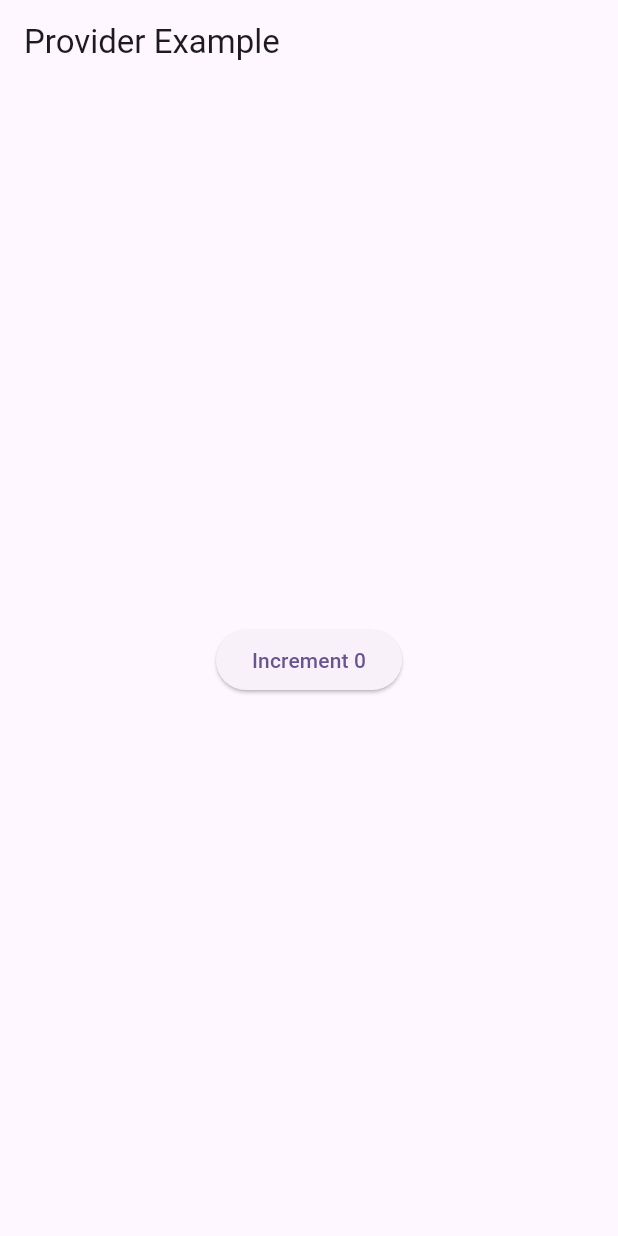
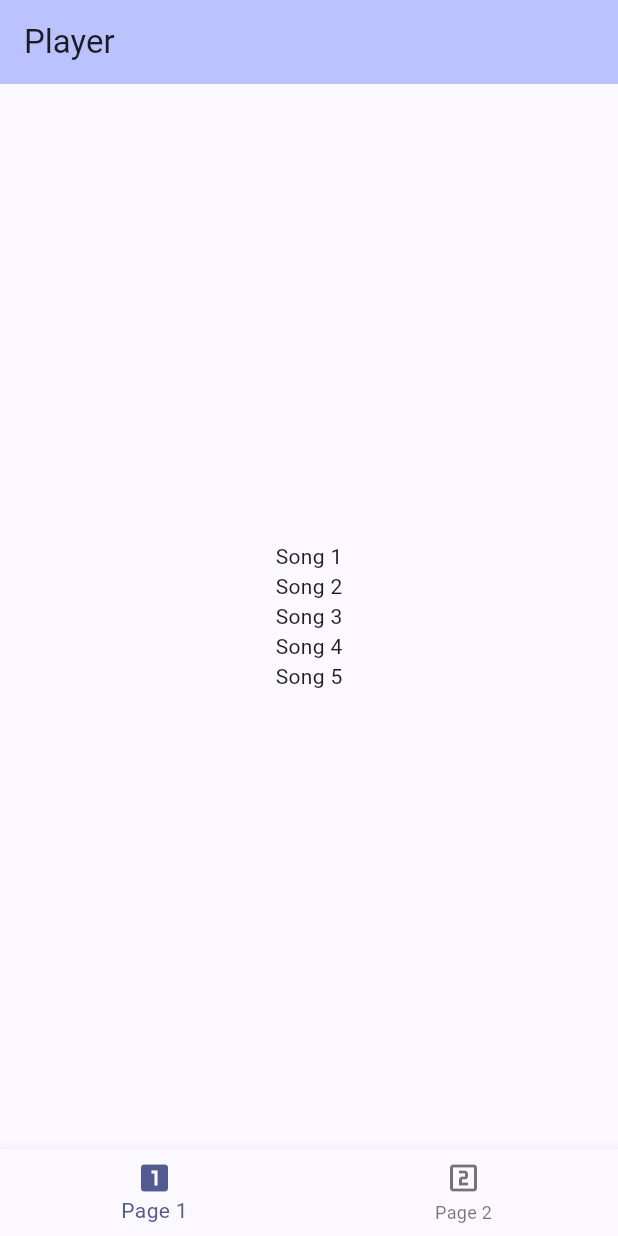
Before and after one commit to Austine0829/flutter-playground, a Flutter app: the screen it shows after launch, on a phone screen of 412 x 824 dp. Run offline on Flutter 3.47's test engine with Material 3 defaults, Android fonts, the phone set to English and light mode, and no system bars; our stand-ins replace hive_ce, hive_ce_flutter, just_audio, permission_handler, sqflite; accounts and stored records are empty.

Commit message:
add examples

```diff
--- a/audio_playground/pubspec.yaml
+++ b/audio_playground/pubspec.yaml
@@ -36,6 +36,7 @@ dependencies:
   cupertino_icons: ^1.0.8
   just_audio: ^0.10.5
   permission_handler: ^12.0.1
+  path: ^1.9.1
 
 dev_dependencies:
   flutter_test:
--- a/provider_playground/lib/main.dart
+++ b/provider_playground/lib/main.dart
@@ -1,68 +1,192 @@
 import 'package:flutter/material.dart';
 import 'package:provider/provider.dart';
 import 'package:provider_playground/services/counter_service.dart';
+import 'package:provider_playground/services/i_player_service.dart';
+import 'package:provider_playground/services/player_service.dart';
+import 'package:provider_playground/view%20models/counter_view_model.dart';
+import 'package:provider_playground/view%20models/player_view_model.dart';
+import 'package:provider_playground/view%20models/queue_view_model.dart';
 
 void main() {
   runApp(
     MultiProvider(
       providers: [
         Provider(create: (_) => CounterService()),
+        ChangeNotifierProvider(create: (_) => PlayerService()),
+        ChangeNotifierProvider(create: (context) => CounterViewModel(counterService: context.read<CounterService>())),
+        // ChangeNotifierProxyProvider<PlayerService, PlayerViewModel>(
+        //   create: (context) => PlayerViewModel(context.read<PlayerService>()),
+        //   update: (context, playerService, viewModel) => viewModel ?? PlayerViewModel(playerService)
+        // ),
+        // ChangeNotifierProxyProvider<PlayerService, QueueViewModel>(
+        //   create: (context) => QueueViewModel(context.read<PlayerService>()),
+        //   update: (context, playerService, viewModel) => viewModel ?? QueueViewModel(playerService)
+        // )
+        ChangeNotifierProvider(create: (context) => PlayerViewModel(context.read<PlayerService>())),
+        ChangeNotifierProvider(create: (context) => QueueViewModel(context.read<PlayerService>()))
       ],
       child: MyApp(),
     ),
   );
 }
+
+
 class MyApp extends StatelessWidget {
   const MyApp({super.key});
 
-  // This widget is the root of your application.
   @override
   Widget build(BuildContext context) {
     return MaterialApp(
-      title: 'Flutter Demo',
+      title: 'Bottom Nav Demo',
+      debugShowCheckedModeBanner: false,
       theme: ThemeData(
-        colorScheme: .fromSeed(seedColor: Colors.deepPurple),
+        colorScheme: ColorScheme.fromSeed(seedColor: Colors.indigo),
+        useMaterial3: true,
       ),
-      home: const MyHomePage(),
+      home: const MainScreen(),
     );
   }
 }
 
-class MyHomePage extends StatefulWidget {
-  const MyHomePage({super.key});
+class MainScreen extends StatefulWidget {
+  const MainScreen({super.key});
 
   @override
-  State<MyHomePage> createState() => _MyHomePageState();
+  State<MainScreen> createState() => _MainScreenState();
 }
 
-class _MyHomePageState extends State<MyHomePage> {
-  late CounterService _counterService;
+class _MainScreenState extends State<MainScreen> {
+  // Tracks which tab is currently selected
+  int _selectedIndex = 0;
+
+  // The pages are kept alive in the stack — only the selected one is visible
+  final List<Widget> _pages = const [
+    Page1(),
+    Page2(),
+  ];
+
+  void _onItemTapped(int index) {
+    setState(() {
+      _selectedIndex = index;
+    });
+  }
 
   @override
-  void initState() {
-    super.initState();
-    _counterService = context.read<CounterService>();
+  Widget build(BuildContext context) {
+    return Scaffold(
+      // IndexedStack keeps all pages mounted but only shows the selected one.
+      // This preserves scroll position and state when switching tabs.
+      body: IndexedStack(
+        index: _selectedIndex,
+        children: _pages,
+      ),
+      bottomNavigationBar: BottomNavigationBar(
+        currentIndex: _selectedIndex,
+        onTap: _onItemTapped,
+        items: const [
+          BottomNavigationBarItem(
+            icon: Icon(Icons.looks_one_outlined),
+            activeIcon: Icon(Icons.looks_one),
+            label: 'Page 1',
+          ),
+          BottomNavigationBarItem(
+            icon: Icon(Icons.looks_two_outlined),
+            activeIcon: Icon(Icons.looks_two),
+            label: 'Page 2',
+          ),
+        ],
+      ),
+    );
   }
+}
 
-  void increment() =>
-    setState(() {
-    _counterService.increment();
-  });
+// ── Page 1 ────────────────────────────────────────────────────────────────────
 
+class Page1 extends StatelessWidget {
+  const Page1({super.key});
 
   @override
-   Widget build(BuildContext context) {
+  Widget build(BuildContext context) {
+    final IPlayerService playerService = context.watch<PlayerService>();
 
     return Scaffold(
-      appBar: AppBar(title: Text("Provider Example")),
+      appBar: AppBar(
+        title: const Text('Player'),
+        backgroundColor: Theme.of(context).colorScheme.inversePrimary,
+      ),
       body: Center(
-        child: ElevatedButton(
-          onPressed: () {
-            increment();
-          },
-          child: Text("Increment ${_counterService.counter.toString()}"),
+        child: Column(
+          mainAxisAlignment: MainAxisAlignment.center,
+          children: [
+            ...List.generate(
+              playerService.songs.length,
+              (index) {
+              return Text(playerService.songs[index]);
+            })
+          ],
         ),
       ),
     );
   }
 }
+
+// ── Page 2 ────────────────────────────────────────────────────────────────────
+
+class Page2 extends StatelessWidget {
+  const Page2({super.key});
+
+  @override
+  Widget build(BuildContext context) {
+    final IPlayerService playerService = context.watch<PlayerService>();
+
+    return Scaffold(
+      appBar: AppBar(
+        title: const Text('Queue'),
+        backgroundColor: Theme.of(context).colorScheme.inversePrimary,
+      ),
+      body: Center(
+        child: Column(
+          mainAxisAlignment: MainAxisAlignment.center,
+          children: [
+            ...List.generate(
+              playerService.songs.length,
+              (index) {
+                return ListTile(
+                  onTap: () => playerService.removeSongAt(index),
+                  title: Text(playerService.songs[index]),
+                  tileColor: Colors.orange,
+                );
+              }
+            )
+          ],
+        ),
+      ),
+    );
+  }
+}
+
+// class MyHomePage extends StatefulWidget {
+//   const MyHomePage({super.key});
+
+//   @override
+//   State<MyHomePage> createState() => _MyHomePageState();
+// }
+
+// class _MyHomePageState extends State<MyHomePage> {
+//   @override
+//    Widget build(BuildContext context) {
+//     final CounterViewModel counterViewModel = context.watch<CounterViewModel>();
+
+//     return Scaffold(
+//       appBar: AppBar(title: Text("Provider Example")),
+//       body: Center(
+//         child: ElevatedButton(
+//           onPressed: () {
+//             counterViewModel.increment();
+//           },
+//           child: Text("Increment ${counterViewModel.count}"),
+//         ),
+//       ),
+//     );
+//   }
+// }
--- /dev/null
+++ b/provider_playground/lib/services/i_player_service.dart
@@ -0,0 +1,7 @@
+import 'package:flutter/material.dart';
+
+abstract class IPlayerService extends ChangeNotifier {
+  List<String> get songs;
+
+  void removeSongAt(int index);
+}
--- /dev/null
+++ b/provider_playground/lib/services/player_service.dart
@@ -0,0 +1,21 @@
+import 'package:flutter/material.dart';
+import 'package:provider_playground/services/i_player_service.dart';
+
+class PlayerService extends ChangeNotifier implements IPlayerService {
+  final List<String> _songs = [
+    "Song 1",
+    "Song 2",
+    "Song 3",
+    "Song 4",
+    "Song 5"
+  ];
+
+  @override
+  List<String> get songs => _songs;
+
+  @override
+  void removeSongAt(int index) {
+    _songs.removeAt(index);
+    notifyListeners();
+  }
+}
```
Also changed, not shown: audio_playground/lib/main.dart (+66 -33 lines), dart_basics/playground.dart (+38 -0 lines), provider_playground/lib/services/counter_service.dart (+11 -3 lines), provider_playground/lib/services/i_counter_service.dart (added, +8 -0 lines), provider_playground/lib/view models/counter_view_model.dart (added, +17 -0 lines), provider_playground/lib/view models/player_view_model.dart (added, +16 -0 lines), provider_playground/lib/view models/queue_view_model.dart (added, +16 -0 lines), audio_playground/pubspec.lock, 1 other file.
